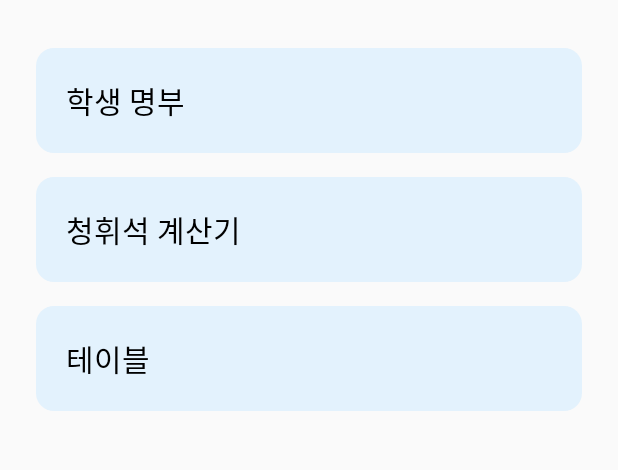
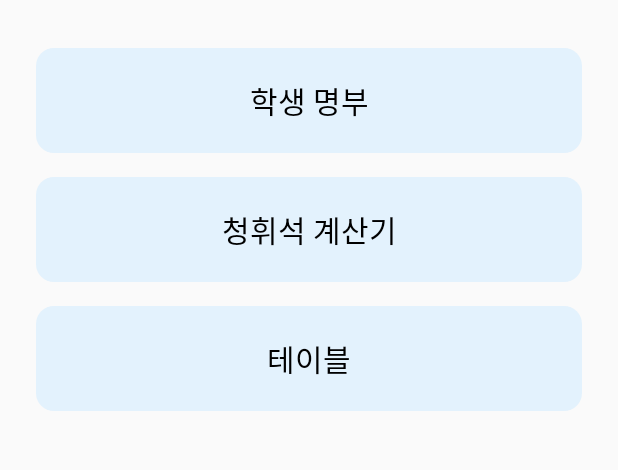
Before and after one commit to jungjae0821/ProjectArchive, an Android app built with Jetpack Compose: the screen it shows after launch (MainActivity), on a phone screen of 412 x 824 dp, the part 73-543 px from its top. Run offline under Robolectric (Android 15) with nearby library versions, the phone set to English and light mode, and no system bars.

Commit message:
기초공사중

```diff
--- a/app/src/main/java/com/example/projectarchive/DatabaseHelper.kt
+++ b/app/src/main/java/com/example/projectarchive/DatabaseHelper.kt
@@ -18,7 +18,7 @@ class DatabaseHelper(context: Context) :
         """.trimIndent()
         db.execSQL(createStudentTable)
 
-        // 샘플 데이터 추가
+        // 데이터 추가
         db.execSQL("INSERT INTO $TABLE_STUDENTS (name, type) VALUES ('김철수', '폭발/경장갑')")
         db.execSQL("INSERT INTO $TABLE_STUDENTS (name, type) VALUES ('이영희', '관통/특수장갑')")
         db.execSQL("INSERT INTO $TABLE_STUDENTS (name, type) VALUES ('박민수', '신비/중장갑')")
--- a/app/src/main/java/com/example/projectarchive/MainActivity.kt
+++ b/app/src/main/java/com/example/projectarchive/MainActivity.kt
@@ -38,15 +38,14 @@ fun MainMenuScreen() {
             text = "Project Archive",
             fontSize = 28.sp,
             fontWeight = FontWeight.Bold,
-            color = Color(0xFF1565C0) // 파란색 계열
+            color = Color(0xFF1565C0)
         )
 
         Spacer(modifier = Modifier.height(24.dp))
 
-        // ✅ 학생 명부로 이동 버튼 추가 ✅
+        // 클릭하면 학생 명부로 이동
         MenuCard("학생 명부") { context.startActivity(Intent(context, StudentListActivity::class.java)) }
 
-        // 기존 버튼들 유지
         MenuCard("청휘석 계산기") { context.startActivity(Intent(context, CalculatorActivity::class.java)) }
         MenuCard("테이블") { context.startActivity(Intent(context, TableActivity::class.java)) }
     }
@@ -60,11 +59,13 @@ fun MenuCard(title: String, onClick: () -> Unit) {
             .padding(8.dp)
             .clickable { onClick() },
         shape = RoundedCornerShape(12.dp),
-        colors = CardDefaults.cardColors(containerColor = Color(0xFFE3F2FD)) // 연한 파란색
+        colors = CardDefaults.cardColors(containerColor = Color(0xFFE3F2FD))
     ) {
-        Column(
-            modifier = Modifier.padding(20.dp),
-            horizontalAlignment = Alignment.CenterHorizontally
+        Box(
+            modifier = Modifier
+                .fillMaxWidth()
+                .padding(20.dp),
+            contentAlignment = Alignment.Center
         ) {
             Text(text = title, fontSize = 20.sp, fontWeight = FontWeight.Medium)
         }
--- a/app/src/main/java/com/example/projectarchive/StudentListActivity.kt
+++ b/app/src/main/java/com/example/projectarchive/StudentListActivity.kt
@@ -39,7 +39,7 @@ fun StudentListScreen() {
     Column(modifier = Modifier.fillMaxSize().padding(16.dp)) {
         Text(text = "학생 명부", fontSize = 24.sp, modifier = Modifier.padding(bottom = 16.dp))
 
-        // ✅ 검색창 추가 ✅
+        // 검색창 추가
         OutlinedTextField(
             value = searchQuery,
             onValueChange = { searchQuery = it },
@@ -47,7 +47,7 @@ fun StudentListScreen() {
             modifier = Modifier.fillMaxWidth().padding(bottom = 16.dp)
         )
 
-        // ✅ 검색 결과를 리스트로 표시 ✅
+        // 검색 결과를 리스트로 표시
         LazyColumn {
             items(filteredStudents) { student ->
                 StudentItem(student.first, student.second)
```
